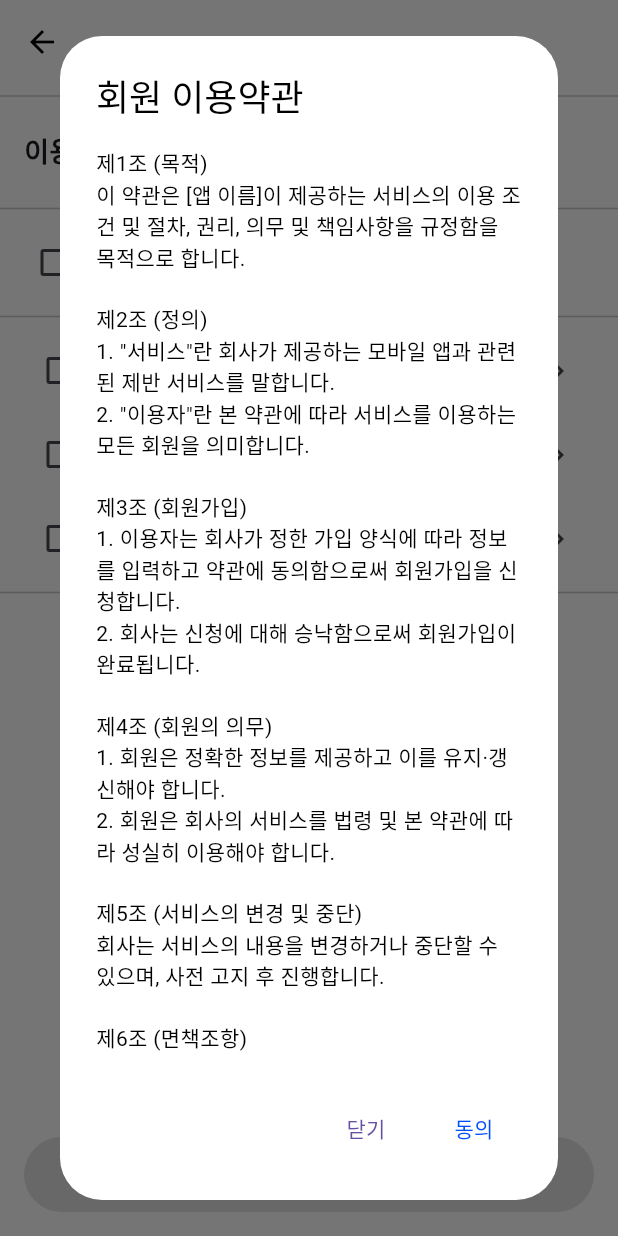
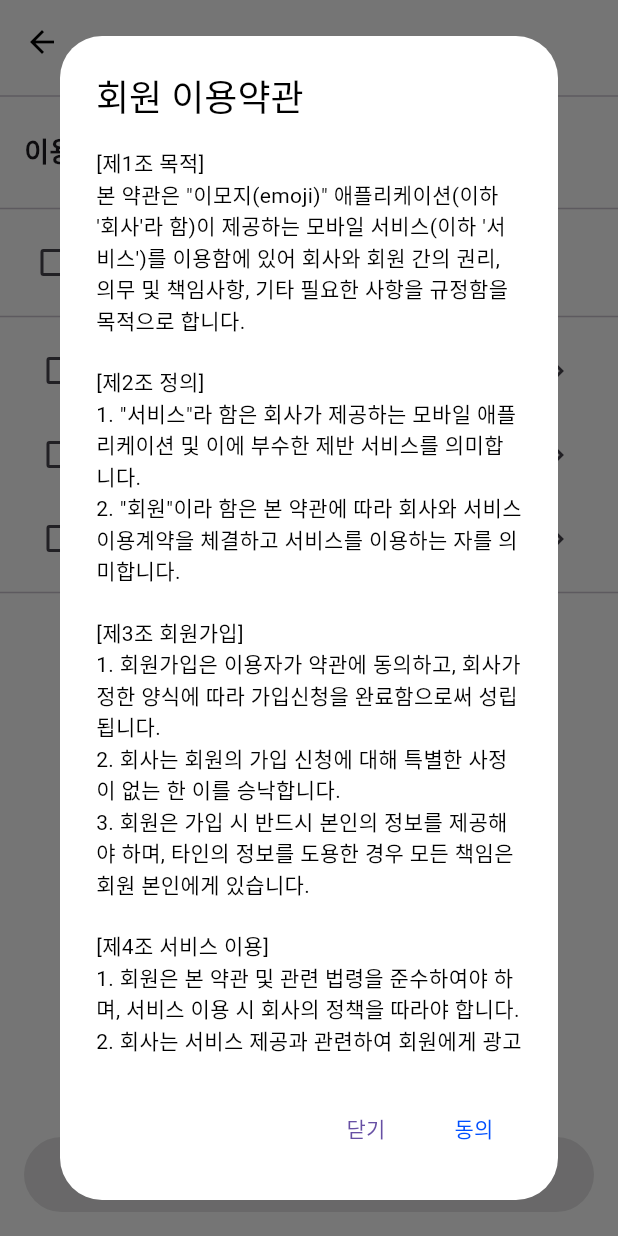
Before and after one commit to monho/emoji, a Flutter app: the screen it shows after launch, after a tap on the "chevron right" icon, on a phone screen of 412 x 824 dp. Run offline on Flutter 3.47's test engine with Material 3 defaults, Android fonts, the phone set to English and light mode, and no system bars; our stand-ins replace cloud_firestore, device_info_plus, firebase_auth, firebase_core, flutter_riverpod, geocoding and 2 more; missing offline and left inert: flutter_naver_map; accounts and stored records are empty.

Commit message:
feat: 약관내용 외부asset에서 불러오기

```diff
--- a/lib/view/terms/terms_screen.dart
+++ b/lib/view/terms/terms_screen.dart
@@ -1,6 +1,7 @@
-import 'package:emoji/view/registration/profile_setup_page.dart';
-import 'package:flutter/material.dart';
-import 'package:geolocator/geolocator.dart';
+import 'package:emoji/view/registration/profile_setup_page.dart'; // ProfileSetupPage로 이동하는 데 사용되는 경로
+import 'package:flutter/material.dart'; // Flutter UI 관련 패키지
+import 'package:geolocator/geolocator.dart'; // 위치 권한 요청 및 위치 정보 관련 패키지
+import 'package:flutter/services.dart'; // rootBundle을 사용하여 애셋 파일을 읽기 위한 패키지
 
 class TermsAgreementPage extends StatefulWidget {
   const TermsAgreementPage({super.key});
@@ -10,91 +11,100 @@ class TermsAgreementPage extends StatefulWidget {
 }
 
 class _TermsAgreementPageState extends State<TermsAgreementPage> {
-  bool allChecked = false;
-  bool term1 = false;
-  bool term2 = false;
-  bool term3 = false;
+  // 약관 동의 여부를 저장하는 상태 변수
+  bool allChecked = false; // "약관 모두 동의하기" 체크박스 상태
+  bool term1 = false; // "회원 이용약관" 동의 여부
+  bool term2 = false; // "개인정보 수집/이용" 동의 여부
+  bool term3 = false; // "위치기반 서비스 이용약관" 동의 여부
 
-  final Color primaryBlue = const Color(0xFF004FFF);
+  final Color primaryBlue = const Color(0xFF004FFF); // 주요 색상
 
+  // "약관 모두 동의하기" 체크박스를 클릭했을 때의 동작
   void updateAll(bool? value) {
     setState(() {
       allChecked = value ?? false;
-      term1 = allChecked;
+      term1 = allChecked; // 모든 약관이 동의 상태일 때, 개별 약관들도 동의로 설정
       term2 = allChecked;
       term3 = allChecked;
     });
   }
 
+  // 개별 약관 체크박스를 클릭했을 때의 동작
   void updateIndividual() {
     setState(() {
-      allChecked = term1 && term2 && term3;
+      allChecked = term1 && term2 && term3; // 모든 개별 약관이 동의되어야 "약관 모두 동의하기"가 체크됨
     });
   }
 
+  // 위치 권한을 요청하는 메서드
   Future<bool> _requestLocationPermission() async {
-    LocationPermission permission = await Geolocator.checkPermission();
+    LocationPermission permission = await Geolocator.checkPermission(); // 현재 위치 권한 상태 확인
 
-    if (permission == LocationPermission.denied) {
-      permission = await Geolocator.requestPermission();
-      if (permission == LocationPermission.denied) {
+    if (permission == LocationPermission.denied) { // 권한이 거부된 경우
+      permission = await Geolocator.requestPermission(); // 권한 요청
+      if (permission == LocationPermission.denied) { // 여전히 거부된 경우
         return false;
       }
     }
 
-    if (permission == LocationPermission.deniedForever) {
+    if (permission == LocationPermission.deniedForever) { // 권한이 영구히 거부된 경우
       return false;
     }
 
-    return true; // 위치 권한 OK
+    return true; // 위치 권한이 승인된 경우
   }
 
-  void showTermDialog(String title, String content, VoidCallback onAgree) {
+  // 텍스트 파일을 읽어서 다이얼로그에 표시하는 메서드
+  Future<void> showTermDialog(String title, String filePath, VoidCallback onAgree) async {
+    // rootBundle을 사용하여 assets 폴더에 있는 약관 파일을 읽음
+    String content = await rootBundle.loadString(filePath);
+
+    // 약관을 표시할 다이얼로그 창을 생성
     showDialog(
       context: context,
       builder: (_) => AlertDialog(
         backgroundColor: Colors.white,
-        title: Text(title, style: const TextStyle(color: Colors.black)),
+        title: Text(title, style: const TextStyle(color: Colors.black)), // 다이얼로그 제목
         content: SingleChildScrollView(
-          child: Text(content, style: const TextStyle(color: Colors.black)),
+          child: Text(content, style: const TextStyle(color: Colors.black)), // 파일 내용을 텍스트로 표시
         ),
         actions: [
           TextButton(
-            onPressed: () => Navigator.pop(context),
+            onPressed: () => Navigator.pop(context), // "닫기" 버튼
             child: const Text('닫기'),
           ),
           TextButton(
             onPressed: () {
-              Navigator.pop(context);
-              onAgree();
+              Navigator.pop(context); // 다이얼로그 닫기
+              onAgree(); // 동의 버튼 클릭 시 onAgree 콜백 실행
             },
             style: TextButton.styleFrom(
-              foregroundColor: primaryBlue,
+              foregroundColor: primaryBlue, // 버튼 색상
             ),
-            child: const Text('동의'),
+            child: const Text('동의'), // "동의" 버튼
           ),
         ],
       ),
     );
   }
 
-  Widget buildTermTile(String label, bool value, Function(bool?) onChanged,
-      VoidCallback onTapDetail) {
+  // 약관 항목을 표시하는 ListTile 위젯
+  Widget buildTermTile(String label, bool value, Function(bool?) onChanged, VoidCallback onTapDetail) {
     return ListTile(
-      contentPadding: const EdgeInsets.symmetric(horizontal: 16),
+      contentPadding: const EdgeInsets.symmetric(horizontal: 16), // 좌우 패딩 설정
       leading: Checkbox(
-        value: value,
+        value: value, // 체크박스 상태
         onChanged: (val) {
-          onChanged(val);
-          updateIndividual();
+          onChanged(val); // 체크박스를 변경할 때 호출되는 콜백
+          updateIndividual(); // 개별 약관의 동의 상태를 업데이트
         },
-        activeColor: primaryBlue,
-        checkColor: Colors.white,
+        activeColor: primaryBlue, // 체크박스 선택 색상
+        checkColor: Colors.white, // 체크박스 내 선택 색상
       ),
-      title: Text(label, style: const TextStyle(fontSize: 16)),
+      title: Text(label, style: const TextStyle(fontSize: 16)), // 약관 제목
       trailing: IconButton(
-        icon: const Icon(Icons.chevron_right),
-        onPressed: onTapDetail,
+        icon: const Icon(Icons.chevron_right), // 우측 화살표 아이콘
+        onPressed: onTapDetail, // 아이콘 클릭 시 약관 상세보기
       ),
     );
   }
@@ -102,127 +112,82 @@ class _TermsAgreementPageState extends State<TermsAgreementPage> {
   @override
   Widget build(BuildContext context) {
     return Scaffold(
-      backgroundColor: Colors.white,
+      backgroundColor: Colors.white, // 배경색
       appBar: AppBar(
-        leading: const BackButton(),
-        title: const Text(''),
-        elevation: 0,
-        backgroundColor: Colors.white,
-        foregroundColor: Colors.black,
+        leading: const BackButton(), // 뒤로 가기 버튼
+        title: const Text(''), // 앱바 제목
+        elevation: 0, // 앱바 그림자 없음
+        backgroundColor: Colors.white, // 앱바 배경색
+        foregroundColor: Colors.black, // 앱바 텍스트 색상
       ),
       body: Column(
-        crossAxisAlignment: CrossAxisAlignment.start,
+        crossAxisAlignment: CrossAxisAlignment.start, // 세로 정렬
         children: [
-          const Divider(thickness: 1),
+          const Divider(thickness: 1), // 구분선
           const Padding(
-            padding: EdgeInsets.symmetric(vertical: 16.0, horizontal: 16),
+            padding: EdgeInsets.symmetric(vertical: 16.0, horizontal: 16), // 상하 좌우 패딩
             child: Text(
-              '이용자님의 동의가 필요합니다.',
+              '이용자님의 동의가 필요합니다.', // 동의 문구
               style: TextStyle(fontSize: 18, fontWeight: FontWeight.bold),
             ),
           ),
-          const Divider(thickness: 1),
+          const Divider(thickness: 1), // 구분선
           CheckboxListTile(
             title: const Text('약관 모두 동의하기',
-                style: TextStyle(fontWeight: FontWeight.bold)),
-            value: allChecked,
-            onChanged: updateAll,
-            controlAffinity: ListTileControlAffinity.leading,
-            activeColor: primaryBlue,
-            checkColor: Colors.white,
-            contentPadding: const EdgeInsets.symmetric(horizontal: 16),
+                style: TextStyle(fontWeight: FontWeight.bold)), // "약관 모두 동의하기" 항목
+            value: allChecked, // 전체 동의 체크박스 상태
+            onChanged: updateAll, // 체크박스 상태 변경 시 호출
+            controlAffinity: ListTileControlAffinity.leading, // 체크박스 왼쪽에 위치
+            activeColor: primaryBlue, // 체크박스 선택 색상
+            checkColor: Colors.white, // 체크박스 내 선택 색상
+            contentPadding: const EdgeInsets.symmetric(horizontal: 16), // 좌우 패딩
           ),
-          const Divider(thickness: 1),
+          const Divider(thickness: 1), // 구분선
+          // 개별 약관 항목
           buildTermTile('[필수] 회원 이용약관', term1, (v) => term1 = v ?? false, () {
-            showTermDialog('회원 이용약관', '''
-제1조 (목적)
-이 약관은 [앱 이름]이 제공하는 서비스의 이용 조건 및 절차, 권리, 의무 및 책임사항을 규정함을 목적으로 합니다.
-
-제2조 (정의)
-1. "서비스"란 회사가 제공하는 모바일 앱과 관련된 제반 서비스를 말합니다.
-2. "이용자"란 본 약관에 따라 서비스를 이용하는 모든 회원을 의미합니다.
-
-제3조 (회원가입)
-1. 이용자는 회사가 정한 가입 양식에 따라 정보를 입력하고 약관에 동의함으로써 회원가입을 신청합니다.
-2. 회사는 신청에 대해 승낙함으로써 회원가입이 완료됩니다.
-
-제4조 (회원의 의무)
-1. 회원은 정확한 정보를 제공하고 이를 유지·갱신해야 합니다.
-2. 회원은 회사의 서비스를 법령 및 본 약관에 따라 성실히 이용해야 합니다.
-
-제5조 (서비스의 변경 및 중단)
-회사는 서비스의 내용을 변경하거나 중단할 수 있으며, 사전 고지 후 진행합니다.
-
-제6조 (면책조항)
-회사는 천재지변, 불가항력적 사유로 인한 서비스 중단에 대해 책임을 지지 않습니다.
-''', () {
+            showTermDialog('회원 이용약관', 'assets/terms/term1.txt', () {
               setState(() {
                 term1 = true;
-                updateIndividual();
+                updateIndividual(); // 동의 후 상태 업데이트
               });
             });
           }),
           buildTermTile('[필수] 개인정보 수집/이용', term2, (v) => term2 = v ?? false,
               () {
-            showTermDialog('개인정보 수집/이용', '''
-1. 수집하는 개인정보 항목
-  - 필수항목: 이름, 이메일, 휴대전화번호
-
-2. 수집 및 이용 목적
-  - 회원 가입 의사 확인, 회원제 서비스 제공
-  - 고객 상담 및 불만 처리
-
-3. 보유 및 이용 기간
-  - 수집된 정보는 회원 탈퇴 시까지 보유하며, 이후에는 파기합니다.
-
-4. 동의 거부 권리 및 불이익
-  - 사용자는 동의를 거부할 권리가 있으며, 거부 시 회원가입이 제한될 수 있습니다.
-''', () {
+            showTermDialog('개인정보 수집/이용', 'assets/terms/term2.txt', () {
               setState(() {
                 term2 = true;
-                updateIndividual();
+                updateIndividual(); // 동의 후 상태 업데이트
               });
             });
           }),
           buildTermTile('[필수] 위치기반 서비스 이용약관', term3, (v) => term3 = v ?? false,
               () {
-            showTermDialog('위치기반 서비스 이용약관', '''
-1. 위치정보의 수집
-  - 회사는 정확한 위치기반 서비스를 제공하기 위해 사용자의 위치정보를 수집할 수 있습니다.
-
-2. 위치정보의 이용 목적
-  - 사용자 맞춤형 서비스 제공 (예: 근처 매장 안내, 실시간 길찾기 등)
-
-3. 보유 및 이용기간
-  - 위치정보는 서비스 이용 목적 달성 시까지 보유하며, 이후에는 파기합니다.
-
-4. 이용자의 권리
-  - 사용자는 언제든지 위치정보 이용에 대한 동의를 철회할 수 있으며, 열람을 요구할 수 있습니다.
-''', () {
+            showTermDialog('위치기반 서비스 이용약관', 'assets/terms/term3.txt', () {
               setState(() {
                 term3 = true;
-                updateIndividual();
+                updateIndividual(); // 동의 후 상태 업데이트
               });
             });
           }),
-          const Divider(thickness: 1),
-          const Spacer(),
+          const Divider(thickness: 1), // 구분선
+          const Spacer(), // 공간을 차지하여 버튼을 화면 하단에 위치시킴
           Padding(
-            padding: const EdgeInsets.all(16.0),
+            padding: const EdgeInsets.all(16.0), // 상하 좌우 패딩
             child: SizedBox(
-              width: double.infinity,
-              height: 50,
+              width: double.infinity, // 버튼 너비를 화면 너비로 설정
+              height: 50, // 버튼 높이 설정
               child: ElevatedButton(
-                onPressed: (term1 && term2 && term3)
+                onPressed: (term1 && term2 && term3) // 모든 약관에 동의했을 때만 버튼 활성화
                     ? () async {
                         bool permissionGranted =
-                            await _requestLocationPermission();
+                            await _requestLocationPermission(); // 위치 권한 요청
 
                         if (permissionGranted) {
                           Navigator.pushAndRemoveUntil(
                             context,
                             MaterialPageRoute(
-                                builder: (context) => ProfileSetupPage()),
+                                builder: (context) => ProfileSetupPage()), // 동의 후 프로필 설정 페이지로 이동
                             (Route<dynamic> route) => false,
                           );
                         } else {
@@ -231,18 +196,18 @@ class _TermsAgreementPageState extends State<TermsAgreementPage> {
                               content: Text('위치 권한이 필요합니다. 설정에서 허용해주세요.'),
                               action: SnackBarAction(
                                 label: '설정 열기',
-                                onPressed: Geolocator.openAppSettings,
+                                onPressed: Geolocator.openAppSettings, // 설정으로 이동
                               ),
                             ),
                           );
                         }
                       }
-                    : null,
+                    : null, // 동의하지 않으면 버튼 비활성화
                 style: ElevatedButton.styleFrom(
-                  backgroundColor: primaryBlue,
-                  foregroundColor: Colors.white,
+                  backgroundColor: primaryBlue, // 버튼 배경색
+                  foregroundColor: Colors.white, // 버튼 텍스트 색상
                 ),
-                child: const Text('동의'),
+                child: const Text('동의'), // 버튼 텍스트
               ),
             ),
           ),
--- a/pubspec.yaml
+++ b/pubspec.yaml
@@ -34,3 +34,6 @@ flutter:
     - assets/image/
     - assets/emoji/CommentImage
     - assets/mapCore/
+    - assets/terms/term1.txt
+    - assets/terms/term2.txt
+    - assets/terms/term3.txt
```
Also changed, not shown: assets/terms/term1.txt (added, +27 -0 lines), assets/terms/term2.txt (added, +23 -0 lines), assets/terms/term3.txt (added, +24 -0 lines).
